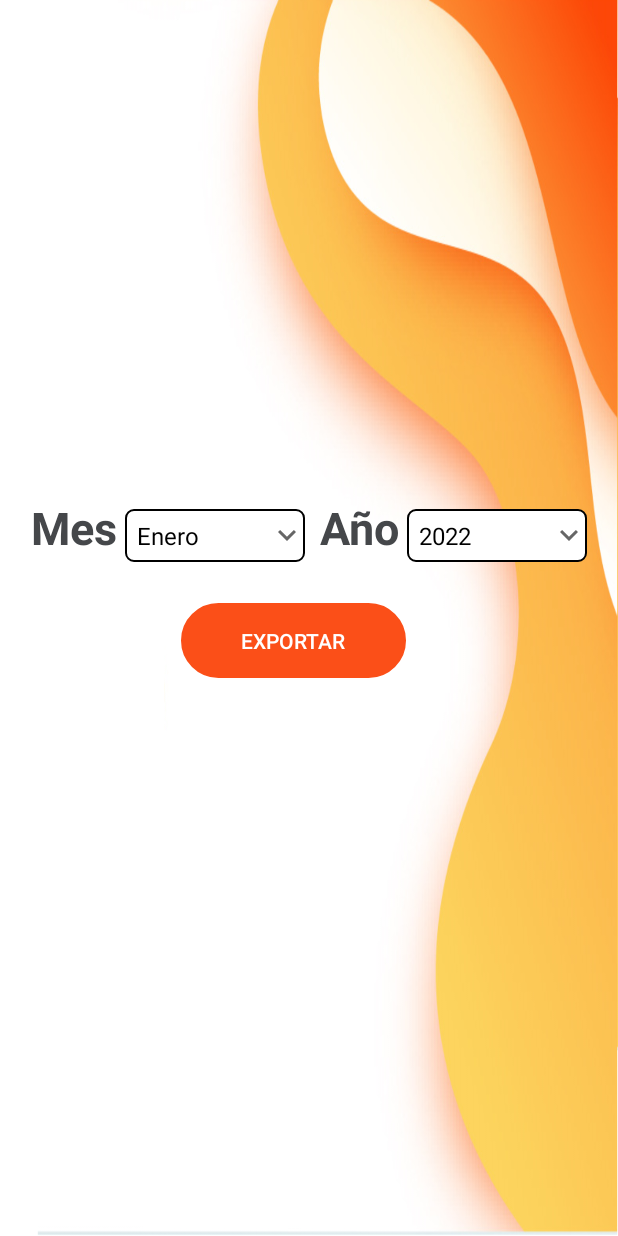
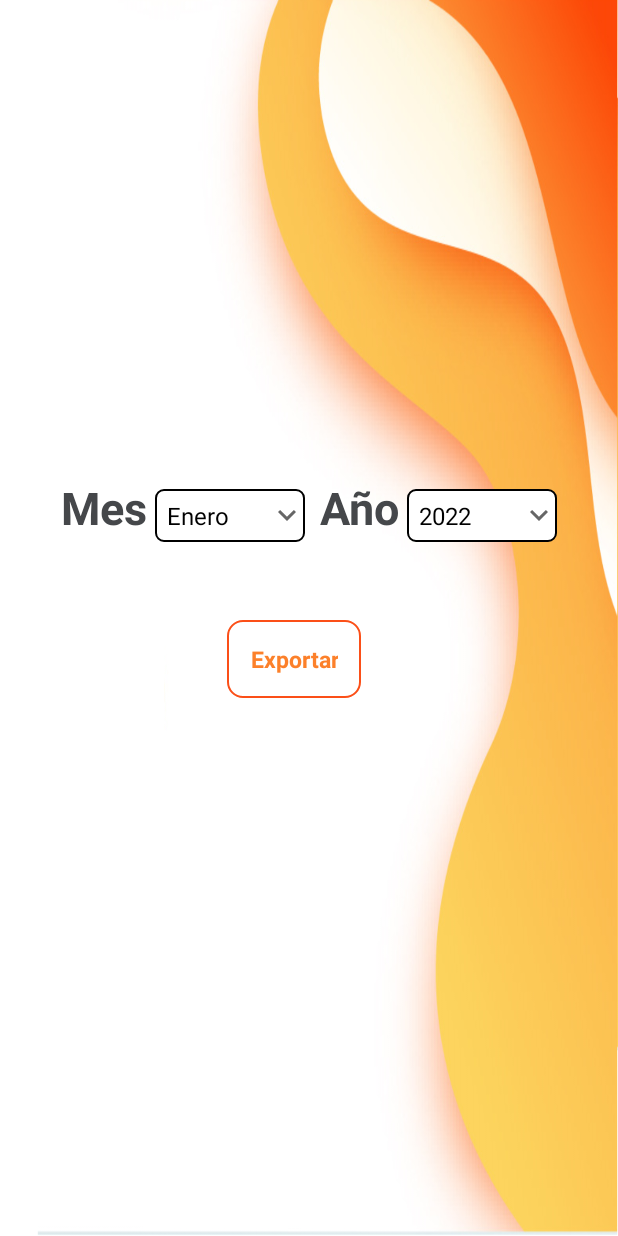
Before and after one commit to J-Carlos173/TransportesRuta7App, an Android app: the ValesActivity screen opened directly, with no data from a screen before it, on a phone screen of 412 x 824 dp. Run offline under Robolectric (Android 15) with nearby library versions, the phone set to English and light mode, and no system bars; our stand-ins replace Firebase (no records; nobody signed in at launch, a user with empty details on screens opened directly); Roboto replaces fonts that are not available here.

Commit message:
Se agrega GPS

```diff
--- a/TransportesRuta7App/app/build.gradle
+++ b/TransportesRuta7App/app/build.gradle
@@ -16,8 +16,8 @@ android {
         applicationId "com.mana.transportesruta7app"
         minSdk 21
         targetSdk 32
-        versionCode 5
-        versionName "1.5"
+        versionCode 9
+        versionName "1.9"
 
         testInstrumentationRunner "androidx.test.runner.AndroidJUnitRunner"
     }
--- a/TransportesRuta7App/app/src/main/AndroidManifest.xml
+++ b/TransportesRuta7App/app/src/main/AndroidManifest.xml
@@ -4,6 +4,7 @@
     <uses-permission android:name="android.permission.READ_EXTERNAL_STORAGE" />
     <uses-permission android:name="android.permission.WRITE_EXTERNAL_STORAGE" />
     <uses-permission android:name="android.permission.STORAGE" />
+    <uses-permission android:name="android.permission.ACCESS_FINE_LOCATION" />
 
     <application
         android:allowBackup="true"
--- a/TransportesRuta7App/app/src/main/res/layout/activity_home.xml
+++ b/TransportesRuta7App/app/src/main/res/layout/activity_home.xml
@@ -111,7 +111,7 @@
                     android:id="@+id/imagenChofer"
                     android:layout_width="wrap_content"
                     android:layout_height="wrap_content"
-                    android:src="@drawable/ic_chofer" />
+                    android:src="@drawable/ic_user" />
             </LinearLayout>
 
             <LinearLayout
--- a/TransportesRuta7App/app/src/main/res/layout/activity_vales.xml
+++ b/TransportesRuta7App/app/src/main/res/layout/activity_vales.xml
@@ -26,7 +26,7 @@
                     android:textStyle="bold" />
                 <androidx.appcompat.widget.AppCompatSpinner
                     android:id="@+id/spnMes"
-                    android:layout_width="120dp"
+                    android:layout_width="100dp"
                     android:layout_height="35dp"
                     android:layout_marginEnd="10dp"
                     android:layout_marginBottom="10dp"
@@ -45,7 +45,7 @@
                     android:textStyle="bold" />
                 <androidx.appcompat.widget.AppCompatSpinner
                     android:id="@+id/spnAno"
-                    android:layout_width="120dp"
+                    android:layout_width="100dp"
                     android:layout_height="35dp"
                     android:layout_marginBottom="10dp"
                     android:background="@drawable/spinner_bg"
@@ -55,16 +55,16 @@
 
         <androidx.appcompat.widget.AppCompatButton
             android:id="@+id/exportarButton"
-            android:layout_width="150dp"
-            android:layout_height="50dp"
-            android:layout_marginTop="15dp"
             android:layout_marginRight="10dp"
-            android:background="@drawable/ic_field"
             android:backgroundTint="#FB4F18"
             android:paddingLeft="20dp"
             android:paddingRight="20dp"
             android:text="Exportar"
-            android:layout_marginBottom="50dp"
-            android:textColor="@color/white"/>
+            style="@style/Button.Orange"
+            android:layout_width="wrap_content"
+            android:layout_height="wrap_content"
+            android:layout_gravity="center"
+            android:layout_marginTop="40dp"
+            android:layout_marginBottom="50dp" />
 
 </LinearLayout>
```
Also changed, not shown: TransportesRuta7App/app/src/main/java/com/mana/transportesruta7app/CrearValeEmpresaActivity.kt (+82 -25 lines), TransportesRuta7App/app/src/main/res/layout/activity_crear_vale_empresa.xml (+17 -17 lines), TransportesRuta7App/app/src/main/res/layout/activity_vale_direcciones.xml (+30 -29 lines).
